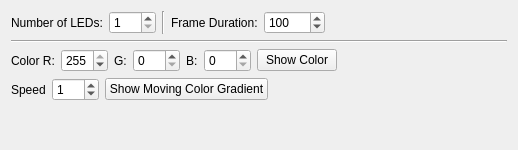
Before: the Qt Designer form src/brickv/plugin_system/plugins/led_strip/ui/led_strip.ui in Tinkerforge/brickv, drawn with Qt 5.
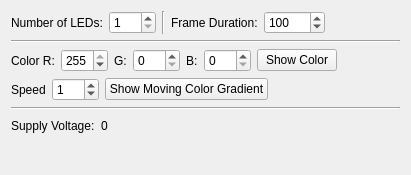
After: the same form once the commit is applied.

Commit message: Update LED Strip, Motion Detector and Piezo Speaker plugin

The edit to the form file:
```diff
--- a/src/brickv/plugin_system/plugins/led_strip/ui/led_strip.ui
+++ b/src/brickv/plugin_system/plugins/led_strip/ui/led_strip.ui
@@ -6,8 +6,8 @@
    <rect>
     <x>0</x>
     <y>0</y>
-    <width>518</width>
-    <height>150</height>
+    <width>411</width>
+    <height>175</height>
    </rect>
   </property>
   <property name="windowTitle">
@@ -192,6 +192,44 @@
      </item>
     </layout>
    </item>
+   <item>
+    <widget class="Line" name="line_3">
+     <property name="orientation">
+      <enum>Qt::Horizontal</enum>
+     </property>
+    </widget>
+   </item>
+   <item>
+    <layout class="QHBoxLayout" name="horizontalLayout_4">
+     <item>
+      <widget class="QLabel" name="label_8">
+       <property name="text">
+        <string>Supply Voltage:</string>
+       </property>
+      </widget>
+     </item>
+     <item>
+      <widget class="QLabel" name="label_voltage">
+       <property name="text">
+        <string>0</string>
+       </property>
+      </widget>
+     </item>
+     <item>
+      <spacer name="horizontalSpacer_4">
+       <property name="orientation">
+        <enum>Qt::Horizontal</enum>
+       </property>
+       <property name="sizeHint" stdset="0">
+        <size>
+         <width>40</width>
+         <height>20</height>
+        </size>
+       </property>
+      </spacer>
+     </item>
+    </layout>
+   </item>
    <item>
     <spacer name="verticalSpacer">
      <property name="orientation">
```
The commit also changes 3 other files.
